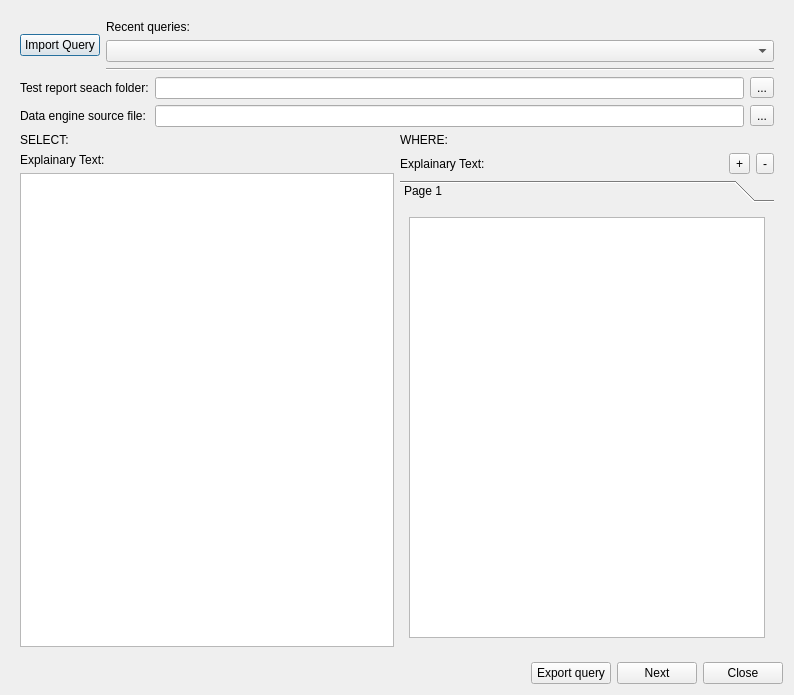
The window that src/Windows/reporthistoryquery.ui (Crystal-Photonics/crystalTestFrameworkApp) describes before a commit, drawn with Qt 5.
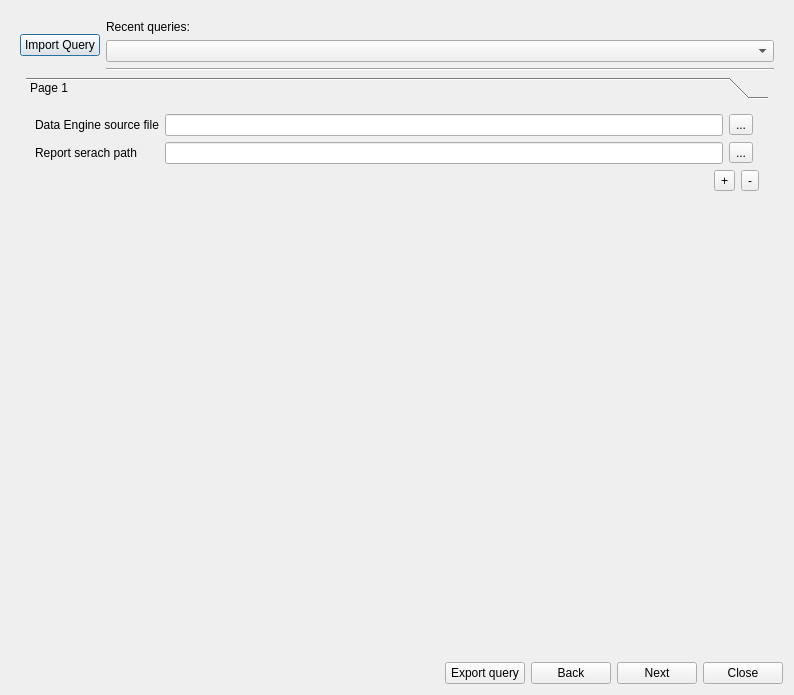
The same window after the commit. The open tabs and pages were chosen to show the change.

Commit message: refs #1176 further implemention of report history query

```diff
--- a/src/Windows/reporthistoryquery.ui
+++ b/src/Windows/reporthistoryquery.ui
@@ -19,43 +19,154 @@
      <property name="currentIndex">
       <number>0</number>
      </property>
+     <widget class="QWidget" name="page_2">
+      <layout class="QGridLayout" name="gridLayout_5">
+       <item row="0" column="0" colspan="3">
+        <layout class="QHBoxLayout" name="horizontalLayout_5">
+         <item>
+          <widget class="QPushButton" name="btn_import">
+           <property name="sizePolicy">
+            <sizepolicy hsizetype="Maximum" vsizetype="Fixed">
+             <horstretch>0</horstretch>
+             <verstretch>0</verstretch>
+            </sizepolicy>
+           </property>
+           <property name="text">
+            <string>Import Query</string>
+           </property>
+          </widget>
+         </item>
+         <item>
+          <layout class="QVBoxLayout" name="verticalLayout">
+           <item>
+            <widget class="QLabel" name="label_2">
+             <property name="text">
+              <string>Recent queries:</string>
+             </property>
+            </widget>
+           </item>
+           <item>
+            <widget class="QComboBox" name="cmb_query_recent"/>
+           </item>
+           <item>
+            <widget class="Line" name="line">
+             <property name="orientation">
+              <enum>Qt::Horizontal</enum>
+             </property>
+            </widget>
+           </item>
+          </layout>
+         </item>
+        </layout>
+       </item>
+       <item row="1" column="1">
+        <widget class="QToolBox" name="tb_queries">
+         <property name="cursor">
+          <cursorShape>ArrowCursor</cursorShape>
+         </property>
+         <property name="currentIndex">
+          <number>0</number>
+         </property>
+         <widget class="QWidget" name="page_5">
+          <property name="geometry">
+           <rect>
+            <x>0</x>
+            <y>0</y>
+            <width>746</width>
+            <height>543</height>
+           </rect>
+          </property>
+          <attribute name="label">
+           <string>Page 1</string>
+          </attribute>
+          <layout class="QGridLayout" name="gridLayout_6">
+           <item row="5" column="2">
+            <spacer name="verticalSpacer">
+             <property name="orientation">
+              <enum>Qt::Vertical</enum>
+             </property>
+             <property name="sizeHint" stdset="0">
+              <size>
+               <width>20</width>
+               <height>40</height>
+              </size>
+             </property>
+            </spacer>
+           </item>
+           <item row="4" column="1" colspan="3">
+            <layout class="QHBoxLayout" name="horizontalLayout_7">
+             <item>
+              <spacer name="horizontalSpacer_4">
+               <property name="orientation">
+                <enum>Qt::Horizontal</enum>
+               </property>
+               <property name="sizeHint" stdset="0">
+                <size>
+                 <width>40</width>
+                 <height>20</height>
+                </size>
+               </property>
+              </spacer>
+             </item>
+             <item>
+              <widget class="QToolButton" name="btn_query_add">
+               <property name="text">
+                <string>+</string>
+               </property>
+              </widget>
+             </item>
+             <item>
+              <widget class="QToolButton" name="btn_query_del">
+               <property name="text">
+                <string>-</string>
+               </property>
+              </widget>
+             </item>
+            </layout>
+           </item>
+           <item row="0" column="1">
+            <widget class="QLineEdit" name="lineEdit_2"/>
+           </item>
+           <item row="2" column="1">
+            <widget class="QLineEdit" name="lineEdit"/>
+           </item>
+           <item row="2" column="0">
+            <widget class="QLabel" name="label">
+             <property name="text">
+              <string>Report serach path</string>
+             </property>
+            </widget>
+           </item>
+           <item row="0" column="0">
+            <widget class="QLabel" name="label_3">
+             <property name="text">
+              <string>Data Engine source file</string>
+             </property>
+            </widget>
+           </item>
+           <item row="2" column="2">
+            <widget class="QToolButton" name="toolButton">
+             <property name="text">
+              <string>...</string>
+             </property>
+            </widget>
+           </item>
+           <item row="0" column="2">
+            <widget class="QToolButton" name="toolButton_2">
+             <property name="text">
+              <string>...</string>
+             </property>
+            </widget>
+           </item>
+          </layout>
+         </widget>
+        </widget>
+       </item>
+      </layout>
+     </widget>
      <widget class="QWidget" name="page_3">
       <layout class="QGridLayout" name="gridLayout_2">
-       <item row="4" column="1">
-        <widget class="QLabel" name="label_3">
-         <property name="text">
-          <string>Data engine source file:</string>
-         </property>
-        </widget>
-       </item>
-       <item row="4" column="2">
-        <widget class="QLineEdit" name="edt_query_data_engine_source_file"/>
-       </item>
-       <item row="2" column="2">
-        <widget class="QLineEdit" name="edt_query_report_folder"/>
-       </item>
-       <item row="2" column="1">
-        <widget class="QLabel" name="label">
-         <property name="text">
-          <string>Test report seach folder:</string>
-         </property>
-        </widget>
-       </item>
-       <item row="2" column="3">
-        <widget class="QToolButton" name="btn_query_report_file_browse">
-         <property name="text">
-          <string>...</string>
-         </property>
-        </widget>
-       </item>
-       <item row="4" column="3">
-        <widget class="QToolButton" name="edt_query_data_engine_source_file_browse">
-         <property name="text">
-          <string>...</string>
-         </property>
-        </widget>
-       </item>
-       <item row="5" column="1" colspan="3">
+       <item row="2" column="1" colspan="2">
         <layout class="QHBoxLayout" name="horizontalLayout">
          <item>
           <layout class="QVBoxLayout" name="verticalLayout_3">
@@ -77,7 +188,13 @@
             </widget>
            </item>
            <item>
-            <widget class="QListWidget" name="lst_query_fields"/>
+            <widget class="QTreeWidget" name="tree_query_fields">
+             <column>
+              <property name="text">
+               <string notr="true">1</string>
+              </property>
+             </column>
+            </widget>
            </item>
           </layout>
          </item>
@@ -142,7 +259,7 @@
                 <x>0</x>
                 <y>0</y>
                 <width>373</width>
-                <height>436</height>
+                <height>552</height>
                </rect>
               </property>
               <attribute name="label">
@@ -255,6 +372,13 @@
        </property>
       </widget>
      </item>
+     <item>
+      <widget class="QPushButton" name="btn_back">
+       <property name="text">
+        <string>Back</string>
+       </property>
+      </widget>
+     </item>
      <item>
       <widget class="QPushButton" name="btn_next">
        <property name="text">
```
Left out of the diff: 42 changed lines with no effect on the pictures. The commit also changes 10 other files.
